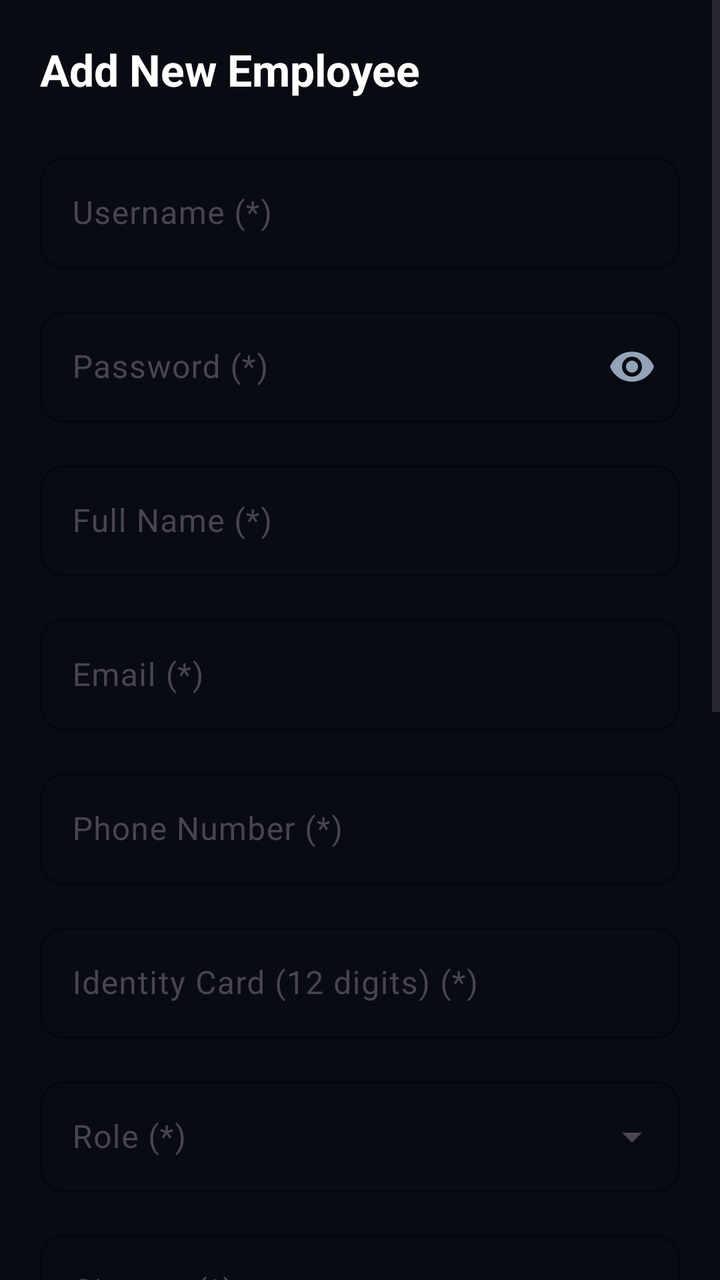
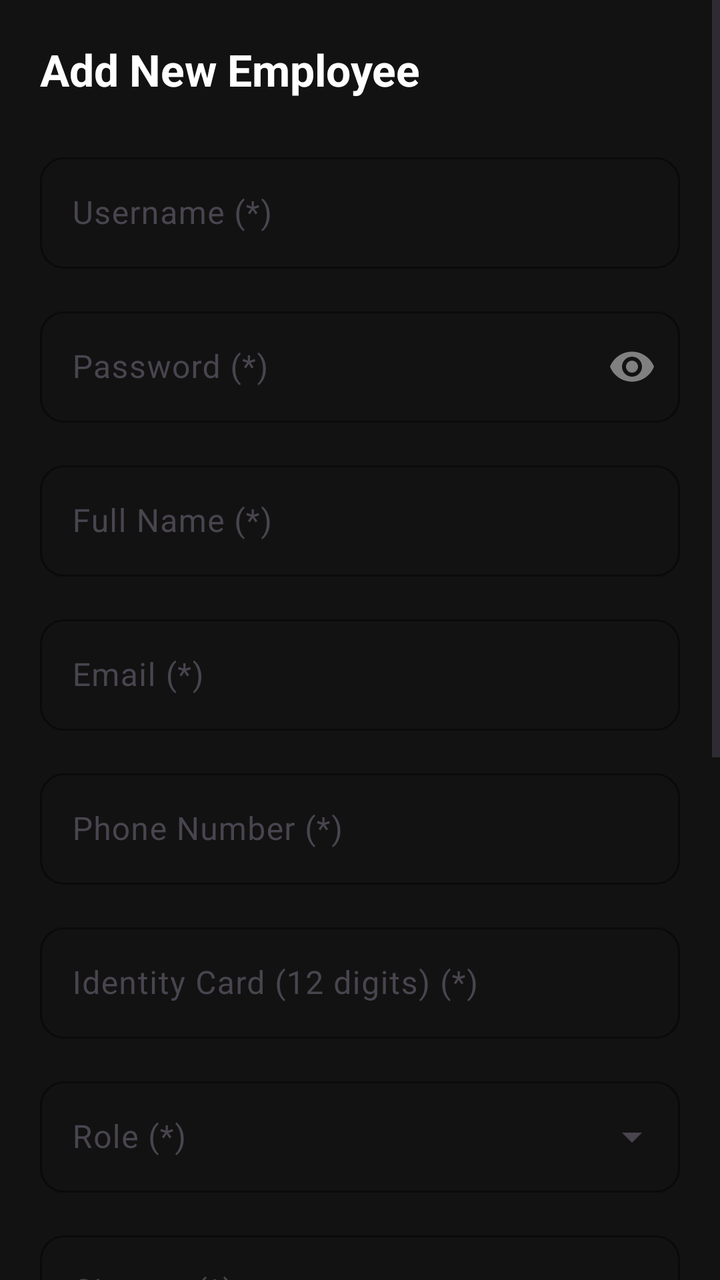

Two renders of the same Android screen: before a commit and after it. Below are the layout's source before the change and the commit's diff.
<!-- AndroidManifest.xml: activity theme Theme.Moviebookingapp -->
<!-- res/layout/activity_admin_staff.xml -->
<?xml version="1.0" encoding="utf-8"?>
<ScrollView xmlns:android="http://schemas.android.com/apk/res/android"
    xmlns:app="http://schemas.android.com/apk/res-auto"
    android:layout_width="match_parent"
    android:layout_height="match_parent"
    android:background="@color/admin_bg"
    android:fillViewport="true">

    <LinearLayout
        android:layout_width="match_parent"
        android:layout_height="wrap_content"
        android:orientation="vertical"
        android:padding="20dp">

        <TextView
            android:id="@+id/tvFormTitle"
            android:layout_width="wrap_content"
            android:layout_height="wrap_content"
            android:text="Add New Employee"
            android:textColor="@color/white"
            android:textSize="22sp"
            android:textStyle="bold"
            android:layout_marginBottom="24dp" />

        
        <com.google.android.material.textfield.TextInputLayout
            android:id="@+id/layoutUsername"
            style="@style/Widget.Material3.TextInputLayout.OutlinedBox"
            android:layout_width="match_parent"
            android:layout_height="wrap_content"
            android:layout_marginBottom="16dp"
            android:hint="Username (*)"
            app:boxStrokeColor="@color/yellow"
            app:boxCornerRadiusTopStart="12dp"
            app:boxCornerRadiusTopEnd="12dp"
            app:boxCornerRadiusBottomStart="12dp"
            app:boxCornerRadiusBottomEnd="12dp"
            app:hintTextColor="@color/admin_text_secondary">

            <com.google.android.material.textfield.TextInputEditText
                android:id="@+id/edtUsername"
                android:layout_width="match_parent"
                android:layout_height="wrap_content"
                android:textColor="@color/white"
                android:inputType="text" />
        </com.google.android.material.textfield.TextInputLayout>

        
        <com.google.android.material.textfield.TextInputLayout
            android:id="@+id/layoutPassword"
            style="@style/Widget.Material3.TextInputLayout.OutlinedBox"
            android:layout_width="match_parent"
            android:layout_height="wrap_content"
            android:layout_marginBottom="16dp"
            android:hint="Password (*)"
            app:boxStrokeColor="@color/yellow"
            app:boxCornerRadiusTopStart="12dp"
            app:boxCornerRadiusTopEnd="12dp"
            app:boxCornerRadiusBottomStart="12dp"
            app:boxCornerRadiusBottomEnd="12dp"
            app:hintTextColor="@color/admin_text_secondary"
            app:passwordToggleEnabled="true"
            app:passwordToggleTint="@color/admin_text_secondary">

            <com.google.android.material.textfield.TextInputEditText
                android:id="@+id/edtPassword"
                android:layout_width="match_parent"
                android:layout_height="wrap_content"
                android:textColor="@color/white"
                android:inputType="textPassword" />
        </com.google.android.material.textfield.TextInputLayout>

        
        <com.google.android.material.textfield.TextInputLayout
            android:id="@+id/layoutFullName"
            style="@style/Widget.Material3.TextInputLayout.OutlinedBox"
            android:layout_width="match_parent"
            android:layout_height="wrap_content"
            android:layout_marginBottom="16dp"
            android:hint="Full Name (*)"
            app:boxStrokeColor="@color/yellow"
            app:boxCornerRadiusTopStart="12dp"
            app:boxCornerRadiusTopEnd="12dp"
            app:boxCornerRadiusBottomStart="12dp"
            app:boxCornerRadiusBottomEnd="12dp"
            app:hintTextColor="@color/admin_text_secondary">

            <com.google.android.material.textfield.TextInputEditText
                android:id="@+id/edtFullName"
                android:layout_width="match_parent"
                android:layout_height="wrap_content"
                android:textColor="@color/white"
                android:inputType="textPersonName" />
        </com.google.android.material.textfield.TextInputLayout>

        
        <com.google.android.material.textfield.TextInputLayout
            android:id="@+id/layoutEmail"
            style="@style/Widget.Material3.TextInputLayout.OutlinedBox"
            android:layout_width="match_parent"
            android:layout_height="wrap_content"
            android:layout_marginBottom="16dp"
            android:hint="Email (*)"
            app:boxStrokeColor="@color/yellow"
            app:boxCornerRadiusTopStart="12dp"
            app:boxCornerRadiusTopEnd="12dp"
            app:boxCornerRadiusBottomStart="12dp"
            app:boxCornerRadiusBottomEnd="12dp"
            app:hintTextColor="@color/admin_text_secondary">

            <com.google.android.material.textfield.TextInputEditText
                android:id="@+id/edtEmail"
                android:layout_width="match_parent"
                android:layout_height="wrap_content"
                android:textColor="@color/white"
                android:inputType="textEmailAddress" />
        </com.google.android.material.textfield.TextInputLayout>

        
        <com.google.android.material.textfield.TextInputLayout
            android:id="@+id/layoutPhone"
            style="@style/Widget.Material3.TextInputLayout.OutlinedBox"
            android:layout_width="match_parent"
            android:layout_height="wrap_content"
            android:layout_marginBottom="16dp"
            android:hint="Phone Number (*)"
            app:boxStrokeColor="@color/yellow"
            app:boxCornerRadiusTopStart="12dp"
            app:boxCornerRadiusTopEnd="12dp"
            app:boxCornerRadiusBottomStart="12dp"
            app:boxCornerRadiusBottomEnd="12dp"
            app:hintTextColor="@color/admin_text_secondary">

            <com.google.android.material.textfield.TextInputEditText
                android:id="@+id/edtPhone"
                android:layout_width="match_parent"
                android:layout_height="wrap_content"
                android:textColor="@color/white"
                android:inputType="phone" />
        </com.google.android.material.textfield.TextInputLayout>

        
        <com.google.android.material.textfield.TextInputLayout
            android:id="@+id/layoutIdentityCard"
            style="@style/Widget.Material3.TextInputLayout.OutlinedBox"
            android:layout_width="match_parent"
            android:layout_height="wrap_content"
            android:layout_marginBottom="16dp"
            android:hint="Identity Card (12 digits) (*)"
            app:boxStrokeColor="@color/yellow"
            app:boxCornerRadiusTopStart="12dp"
            app:boxCornerRadiusTopEnd="12dp"
            app:boxCornerRadiusBottomStart="12dp"
            app:boxCornerRadiusBottomEnd="12dp"
            app:hintTextColor="@color/admin_text_secondary">

            <com.google.android.material.textfield.TextInputEditText
                android:id="@+id/edtIdentityCard"
                android:layout_width="match_parent"
                android:layout_height="wrap_content"
                android:textColor="@color/white"
                android:inputType="number" />
        </com.google.android.material.textfield.TextInputLayout>

        
        <com.google.android.material.textfield.TextInputLayout
            android:id="@+id/layoutRole"
            style="@style/Widget.Material3.TextInputLayout.OutlinedBox.ExposedDropdownMenu"
            android:layout_width="match_parent"
            android:layout_height="wrap_content"
            android:layout_marginBottom="16dp"
            android:hint="Role (*)"
            app:boxStrokeColor="@color/yellow"
            app:boxCornerRadiusTopStart="12dp"
            app:boxCornerRadiusTopEnd="12dp"
            app:boxCornerRadiusBottomStart="12dp"
            app:boxCornerRadiusBottomEnd="12dp"
            app:hintTextColor="@color/admin_text_secondary">

            <AutoCompleteTextView
                android:id="@+id/actvRole"
                android:layout_width="match_parent"
                android:layout_height="wrap_content"
                android:textColor="@color/white"
                android:inputType="none" />
        </com.google.android.material.textfield.TextInputLayout>

        
        <com.google.android.material.textfield.TextInputLayout
            android:id="@+id/layoutCinema"
            style="@style/Widget.Material3.TextInputLayout.OutlinedBox.ExposedDropdownMenu"
            android:layout_width="match_parent"
            android:layout_height="wrap_content"
            android:layout_marginBottom="16dp"
            android:hint="Cinema (*)"
            app:boxStrokeColor="@color/yellow"
            app:boxCornerRadiusTopStart="12dp"
            app:boxCornerRadiusTopEnd="12dp"
            app:boxCornerRadiusBottomStart="12dp"
            app:boxCornerRadiusBottomEnd="12dp"
            app:hintTextColor="@color/admin_text_secondary">

            <AutoCompleteTextView
                android:id="@+id/actvCinema"
                android:layout_width="match_parent"
                android:layout_height="wrap_content"
                android:textColor="@color/white"
                android:inputType="none" />
        </com.google.android.material.textfield.TextInputLayout>

        
        <com.google.android.material.textfield.TextInputLayout
            android:id="@+id/layoutPosition"
            style="@style/Widget.Material3.TextInputLayout.OutlinedBox"
            android:layout_width="match_parent"
            android:layout_height="wrap_content"
            android:layout_marginBottom="16dp"
            android:hint="Position (*)"
            app:boxStrokeColor="@color/yellow"
            app:boxCornerRadiusTopStart="12dp"
            app:boxCornerRadiusTopEnd="12dp"
            app:boxCornerRadiusBottomStart="12dp"
            app:boxCornerRadiusBottomEnd="12dp"
            app:hintTextColor="@color/admin_text_secondary">

            <com.google.android.material.textfield.TextInputEditText
                android:id="@+id/edtPosition"
                android:layout_width="match_parent"
                android:layout_height="wrap_content"
                android:textColor="@color/white"
                android:inputType="text" />
        </com.google.android.material.textfield.TextInputLayout>

        
        <com.google.android.material.textfield.TextInputLayout
            android:id="@+id/layoutSalary"
            style="@style/Widget.Material3.TextInputLayout.OutlinedBox"
            android:layout_width="match_parent"
            android:layout_height="wrap_content"
            android:layout_marginBottom="16dp"
            android:hint="Salary (*)"
            app:boxStrokeColor="@color/yellow"
            app:boxCornerRadiusTopStart="12dp"
            app:boxCornerRadiusTopEnd="12dp"
            app:boxCornerRadiusBottomStart="12dp"
            app:boxCornerRadiusBottomEnd="12dp"
            app:hintTextColor="@color/admin_text_secondary">

            <com.google.android.material.textfield.TextInputEditText
                android:id="@+id/edtSalary"
                android:layout_width="match_parent"
                android:layout_height="wrap_content"
                android:textColor="@color/white"
                android:inputType="numberDecimal" />
        </com.google.android.material.textfield.TextInputLayout>

        
        <com.google.android.material.textfield.TextInputLayout
            android:id="@+id/layoutStartDate"
            style="@style/Widget.Material3.TextInputLayout.OutlinedBox"
            android:layout_width="match_parent"
            android:layout_height="wrap_content"
            android:layout_marginBottom="16dp"
            android:hint="Start Date (*)"
            app:boxStrokeColor="@color/yellow"
            app:boxCornerRadiusTopStart="12dp"
            app:boxCornerRadiusTopEnd="12dp"
            app:boxCornerRadiusBottomStart="12dp"
            app:boxCornerRadiusBottomEnd="12dp"
            app:hintTextColor="@color/admin_text_secondary">

            <com.google.android.material.textfield.TextInputEditText
                android:id="@+id/edtStartDate"
                android:layout_width="match_parent"
                android:layout_height="wrap_content"
                android:textColor="@color/white"
                android:focusable="false"
                android:clickable="true" />
        </com.google.android.material.textfield.TextInputLayout>

        
        <com.google.android.material.textfield.TextInputLayout
            android:id="@+id/layoutAddress"
            style="@style/Widget.Material3.TextInputLayout.OutlinedBox"
            android:layout_width="match_parent"
            android:layout_height="wrap_content"
            android:layout_marginBottom="16dp"
            android:hint="Address"
            app:boxStrokeColor="@color/yellow"
            app:boxCornerRadiusTopStart="12dp"
            app:boxCornerRadiusTopEnd="12dp"
            app:boxCornerRadiusBottomStart="12dp"
            app:boxCornerRadiusBottomEnd="12dp"
            app:hintTextColor="@color/admin_text_secondary">

            <com.google.android.material.textfield.TextInputEditText
                android:id="@+id/edtAddress"
                android:layout_width="match_parent"
                android:layout_height="wrap_content"
                android:textColor="@color/white"
                android:inputType="text" />
        </com.google.android.material.textfield.TextInputLayout>

        
        <com.google.android.material.textfield.TextInputLayout
            android:id="@+id/layoutStatus"
            style="@style/Widget.Material3.TextInputLayout.OutlinedBox.ExposedDropdownMenu"
            android:layout_width="match_parent"
            android:layout_height="wrap_content"
            android:layout_marginBottom="24dp"
            android:hint="Status (*)"
            app:boxStrokeColor="@color/yellow"
            app:boxCornerRadiusTopStart="12dp"
            app:boxCornerRadiusTopEnd="12dp"
            app:boxCornerRadiusBottomStart="12dp"
            app:boxCornerRadiusBottomEnd="12dp"
            app:hintTextColor="@color/admin_text_secondary">

            <AutoCompleteTextView
                android:id="@+id/actvStatus"
                android:layout_width="match_parent"
                android:layout_height="wrap_content"
                android:textColor="@color/white"
                android:inputType="none" />
        </com.google.android.material.textfield.TextInputLayout>

        
        <LinearLayout
            android:layout_width="match_parent"
            android:layout_height="wrap_content"
            android:orientation="horizontal"
            android:gravity="end">

            <com.google.android.material.button.MaterialButton
                android:id="@+id/btnCancel"
                style="@style/Widget.Material3.Button.OutlinedButton"
                android:layout_width="wrap_content"
                android:layout_height="wrap_content"
                android:layout_marginEnd="12dp"
                android:text="Cancel"
                android:textColor="@color/white"
                app:strokeColor="@color/admin_text_secondary"
                app:cornerRadius="8dp" />

            <com.google.android.material.button.MaterialButton
                android:id="@+id/btnSave"
                android:layout_width="wrap_content"
                android:layout_height="wrap_content"
                android:text="Save"
                android:textColor="@color/black"
                app:backgroundTint="@color/yellow"
                app:cornerRadius="8dp" />
        </LinearLayout>

    </LinearLayout>
</ScrollView>
<!-- resources referenced by this layout -->
<resources>
  <color name="admin_bg">#090B13</color>
  <color name="admin_text_secondary">#94A3B8</color>
  <color name="black">#FF000000</color>
  <color name="white">#FFFFFFFF</color>
  <color name="yellow">#FFC107</color>
  <style name="Theme.Moviebookingapp" parent="Base.Theme.Moviebookingapp" />
  <style name="Base.Theme.Moviebookingapp" parent="Theme.Material3.DayNight.NoActionBar">
          <item name="colorPrimary">@color/yellow</item>
          <item name="android:windowBackground">@color/background_black</item>
          <item name="android:statusBarColor">@color/background_black</item>
      </style>
  <color name="background_black">#FF000000</color>
</resources>

<!-- the commit's change to res/layout/activity_admin_staff.xml (unified diff, before → after) -->
@@ -302,32 +302,10 @@
         </com.google.android.material.textfield.TextInputLayout>
 
         
-        <com.google.android.material.textfield.TextInputLayout
-            android:id="@+id/layoutStatus"
-            style="@style/Widget.Material3.TextInputLayout.OutlinedBox.ExposedDropdownMenu"
-            android:layout_width="match_parent"
-            android:layout_height="wrap_content"
-            android:layout_marginBottom="24dp"
-            android:hint="Status (*)"
-            app:boxStrokeColor="@color/yellow"
-            app:boxCornerRadiusTopStart="12dp"
-            app:boxCornerRadiusTopEnd="12dp"
-            app:boxCornerRadiusBottomStart="12dp"
-            app:boxCornerRadiusBottomEnd="12dp"
-            app:hintTextColor="@color/admin_text_secondary">
-
-            <AutoCompleteTextView
-                android:id="@+id/actvStatus"
-                android:layout_width="match_parent"
-                android:layout_height="wrap_content"
-                android:textColor="@color/white"
-                android:inputType="none" />
-        </com.google.android.material.textfield.TextInputLayout>
-
-        
         <LinearLayout
             android:layout_width="match_parent"
             android:layout_height="wrap_content"
+            android:layout_marginTop="16dp"
             android:orientation="horizontal"
             android:gravity="end">
 
<!-- resource entries referenced after the edit -->
@@ -1,7 +1,7 @@
 <!-- resources referenced by this layout -->
 <resources>
-  <color name="admin_bg">#090B13</color>
-  <color name="admin_text_secondary">#94A3B8</color>
+  <color name="admin_bg">#121212</color>
+  <color name="admin_text_secondary">#808080</color>
   <color name="black">#FF000000</color>
   <color name="white">#FFFFFFFF</color>
   <color name="yellow">#FFC107</color>
